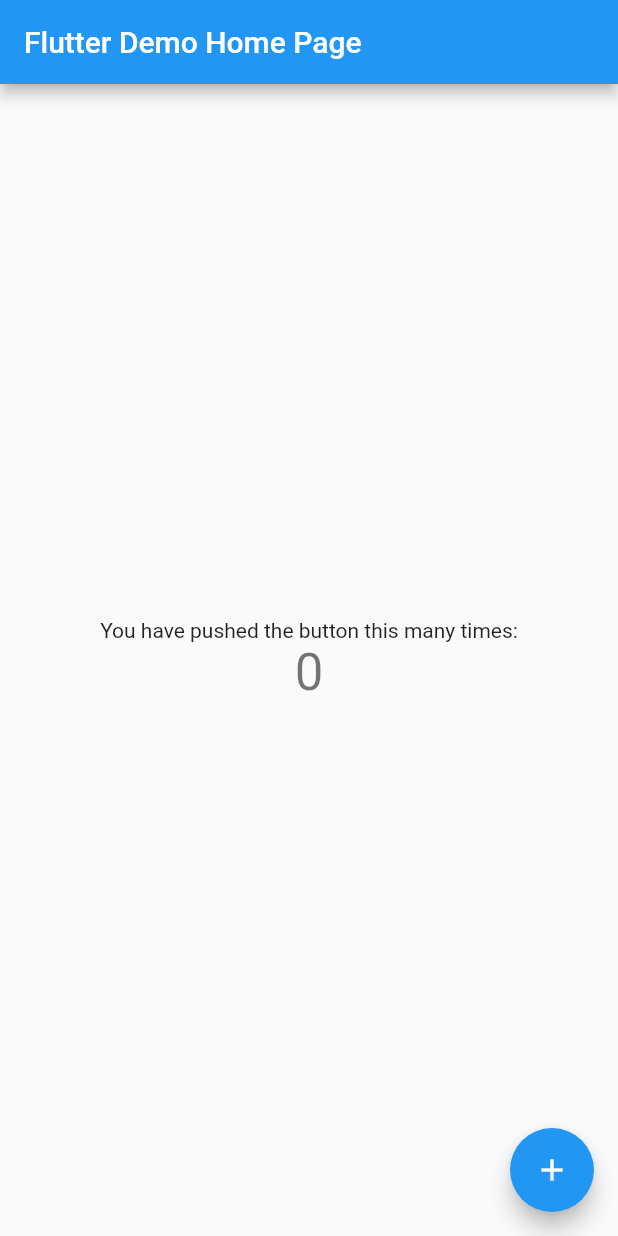
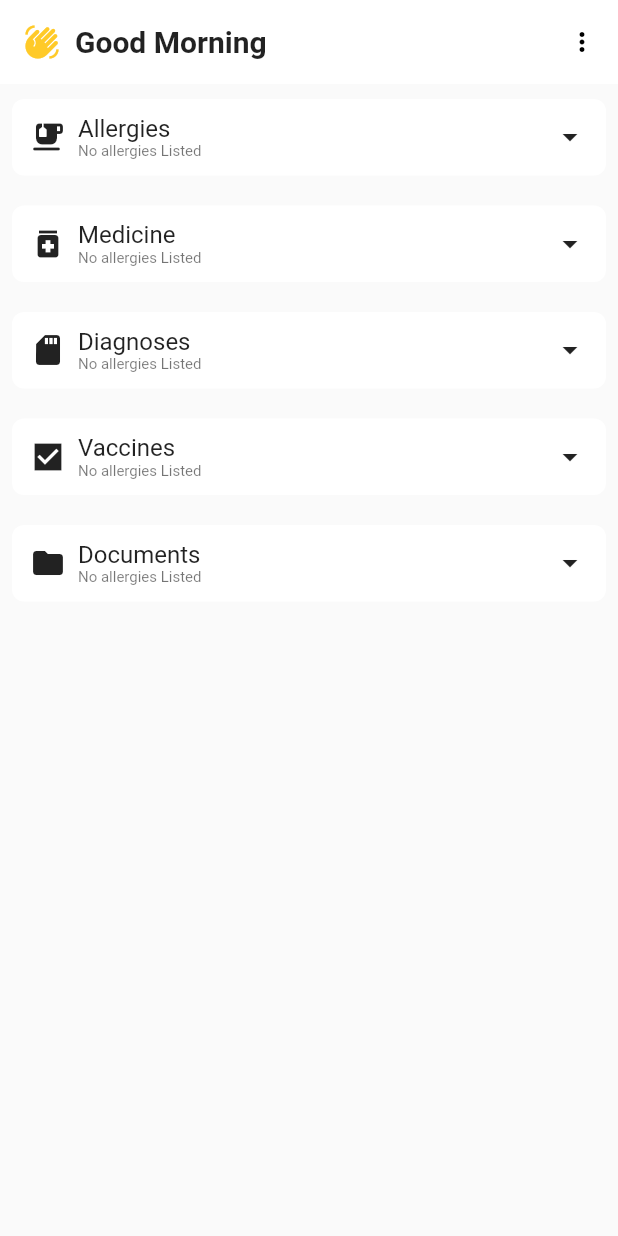
Before and after one commit to Nahom32/MedTrackerG1, a Flutter app: the screen it shows after launch, on a phone screen of 412 x 824 dp. Run offline on Flutter 3.47's test engine with Material 2 defaults, Android fonts, the phone set to English and light mode, and no system bars.

Commit message:
created the first homepage draft

```diff
--- a/worldmedicalcenter/lib/main.dart
+++ b/worldmedicalcenter/lib/main.dart
@@ -1,4 +1,5 @@
 import 'package:flutter/material.dart';
+import 'package:worldmedicalcenter/ui/HomePage.dart';
 
 void main() {
   runApp(const MyApp());
@@ -22,94 +23,11 @@ class MyApp extends StatelessWidget {
           // or simply save your changes to "hot reload" in a Flutter IDE).
           // Notice that the counter didn't reset back to zero; the application
           // is not restarted.
-        primarySwatch: Colors.blue,
-      ),
-      home: const MyHomePage(title: 'Flutter Demo Home Page'),
+          backgroundColor: Colors.blueGrey[100],
+          primaryTextTheme: TextTheme(
+              bodyText1: TextStyle(fontFamily: "Nunito Sans", fontSize: 10))),
+      debugShowCheckedModeBanner: false,
+      home: HomePage(),
     );
   }
 }
-
-class MyHomePage extends StatefulWidget {
-  const MyHomePage({super.key, required this.title});
-
-  // This widget is the home page of your application. It is stateful, meaning
-  // that it has a State object (defined below) that contains fields that affect
-  // how it looks.
-
-  // This class is the configuration for the state. It holds the values (in this
-  // case the title) provided by the parent (in this case the App widget) and
-  // used by the build method of the State. Fields in a Widget subclass are
-  // always marked "final".
-
-  final String title;
-
-  @override
-  State<MyHomePage> createState() => _MyHomePageState();
-}
-
-class _MyHomePageState extends State<MyHomePage> {
-  int _counter = 0;
-
-  void _incrementCounter() {
-    setState(() {
-      // This call to setState tells the Flutter framework that something has
-      // changed in this State, which causes it to rerun the build method below
-      // so that the display can reflect the updated values. If we changed
-      // _counter without calling setState(), then the build method would not be
-      // called again, and so nothing would appear to happen.
-      _counter++;
-    });
-  }
-
-  @override
-  Widget build(BuildContext context) {
-    // This method is rerun every time setState is called, for instance as done
-    // by the _incrementCounter method above.
-    //
-    // The Flutter framework has been optimized to make rerunning build methods
-    // fast, so that you can just rebuild anything that needs updating rather
-    // than having to individually change instances of widgets.
-    return Scaffold(
-      appBar: AppBar(
-        // Here we take the value from the MyHomePage object that was created by
-        // the App.build method, and use it to set our appbar title.
-        title: Text(widget.title),
-      ),
-      body: Center(
-        // Center is a layout widget. It takes a single child and positions it
-        // in the middle of the parent.
-        child: Column(
-          // Column is also a layout widget. It takes a list of children and
-          // arranges them vertically. By default, it sizes itself to fit its
-          // children horizontally, and tries to be as tall as its parent.
-          //
-          // Invoke "debug painting" (press "p" in the console, choose the
-          // "Toggle Debug Paint" action from the Flutter Inspector in Android
-          // Studio, or the "Toggle Debug Paint" command in Visual Studio Code)
-          // to see the wireframe for each widget.
-          //
-          // Column has various properties to control how it sizes itself and
-          // how it positions its children. Here we use mainAxisAlignment to
-          // center the children vertically; the main axis here is the vertical
-          // axis because Columns are vertical (the cross axis would be
-          // horizontal).
-          mainAxisAlignment: MainAxisAlignment.center,
-          children: <Widget>[
-            const Text(
-              'You have pushed the button this many times:',
-            ),
-            Text(
-              '$_counter',
-              style: Theme.of(context).textTheme.headline4,
-            ),
-          ],
-        ),
-      ),
-      floatingActionButton: FloatingActionButton(
-        onPressed: _incrementCounter,
-        tooltip: 'Increment',
-        child: const Icon(Icons.add),
-      ), // This trailing comma makes auto-formatting nicer for build methods.
-    );
-  }
-}
--- /dev/null
+++ b/worldmedicalcenter/lib/ui/HomePage.dart
@@ -0,0 +1,90 @@
+import 'dart:ui';
+
+import 'package:flutter/material.dart';
+
+class HomePage extends StatelessWidget {
+  const HomePage({Key? key}) : super(key: key);
+
+  @override
+  Widget build(BuildContext context) {
+    List<String> titleList = [
+      "Allergies",
+      "Medicine",
+      "Diagnoses",
+      "Vaccines",
+      "Documents",
+    ];
+    List<Icon> iconList = [
+      Icon(Icons.emoji_food_beverage_rounded),
+      Icon(Icons.medication),
+      Icon(Icons.sd_card),
+      Icon(Icons.check_box_sharp),
+      Icon(Icons.folder),
+    ];
+    return SafeArea(
+      child: Scaffold(
+        appBar: AppBar(
+          backgroundColor: Colors.white,
+          elevation: 0,
+          title: Row(
+            children: [
+              Icon(Icons.waving_hand, color: Colors.amber[400]),
+              SizedBox(
+                width: 10,
+              ),
+              Text(
+                "Good Morning",
+                style: TextStyle(
+                    color: Colors.black87,
+                    fontWeight: FontWeight.bold,
+                    fontSize: 20),
+              ),
+            ],
+          ),
+          actions: [IconButton(
+            onPressed: () {},
+            icon: Icon(Icons.more_vert), color: Colors.black, iconSize: 20,)],
+        ),
+        body: Container(
+          child: ListView.builder(
+            itemCount: 5,
+            itemBuilder: (BuildContext context, int index) {
+              return Padding(
+                padding: const EdgeInsets.all(8.0),
+                child: Container(
+                  margin: EdgeInsets.symmetric(vertical: 2),
+                  decoration: BoxDecoration(
+                    color: Colors.white,
+                    borderRadius: BorderRadius.circular(8)
+                  ),
+                  child: Padding(
+                    padding: const EdgeInsets.symmetric(horizontal: 12, vertical: 10),
+                    child: Row(
+                      mainAxisAlignment: MainAxisAlignment.spaceBetween,
+                      children : [
+                        Row(
+                          children: [
+                            iconList[index],
+                            SizedBox(width: 8,),
+                            Column(
+                              crossAxisAlignment: CrossAxisAlignment.start,
+                              children: [
+                                Text(titleList[index], style: TextStyle(fontSize: 16)),
+                                Text("No allergies Listed", style: TextStyle(fontSize: 10, color: Colors.black54),)
+                              ],
+                            )
+                          ],
+                        ),
+                        Icon(Icons.arrow_drop_down),
+                      ]
+                    ),
+                  ),
+                ),
+              );
+            },
+          ),
+        ),
+      ),
+    );
+  }
+}
```
Lines whose indentation alone changed are shown as unchanged.
